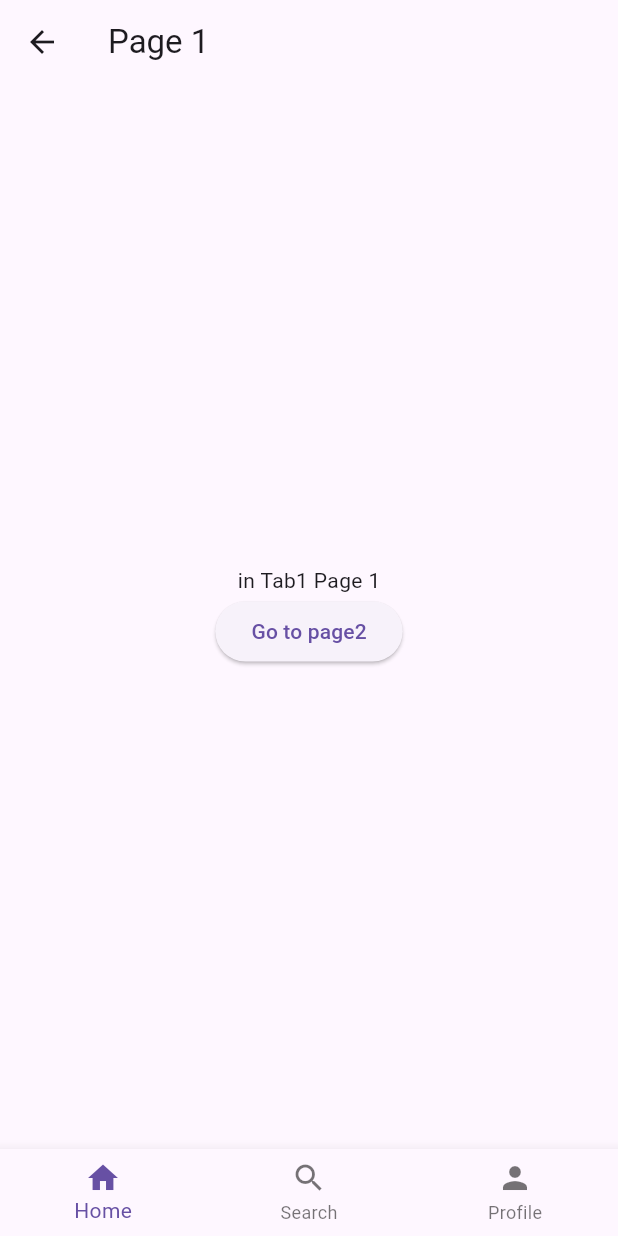
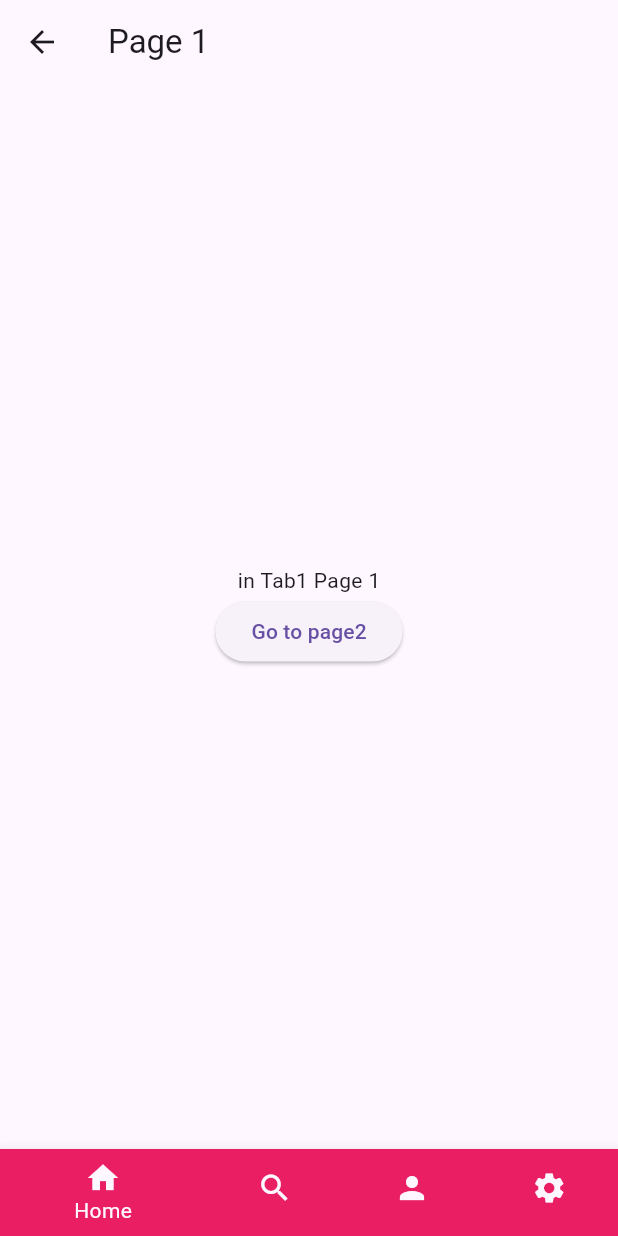
Before and after one commit to asimabdelgadir/persistent_bottom, a Flutter app: the screen it shows after launch, after a tap on "Go to page1", on a phone screen of 412 x 824 dp. Run offline on Flutter 3.47's test engine with Material 3 defaults, Android fonts, the phone set to English and light mode, and no system bars.

Commit message:
added tap 4 and integrate it with the pages.

```diff
--- a/lib/home_page.dart
+++ b/lib/home_page.dart
@@ -4,11 +4,13 @@ import 'package:persistent_bottom/persistent_bottom_bar.dart';
 import 'package:persistent_bottom/taps/tap1.dart';
 import 'package:persistent_bottom/taps/tap2.dart';
 import 'package:persistent_bottom/taps/tap3.dart';
+import 'package:persistent_bottom/taps/tap4.dart';
 
 class HomePage extends StatelessWidget {
   final _tab1navigatorKey = GlobalKey<NavigatorState>();
   final _tab2navigatorKey = GlobalKey<NavigatorState>();
   final _tab3navigatorKey = GlobalKey<NavigatorState>();
+  final _tab4navigatorKey = GlobalKey<NavigatorState>();
 
   HomePage({super.key});
 
@@ -34,6 +36,12 @@ class HomePage extends StatelessWidget {
           title: 'Profile',
           navigatorKey: _tab3navigatorKey,
         ),
+        PersistentTabModel(
+          tab: const TabPage4(),
+          icon: Icons.settings,
+          title: 'Settings',
+          navigatorKey: _tab4navigatorKey,
+        ),
       ],
     );
   }
--- a/lib/persistent_bottom_bar.dart
+++ b/lib/persistent_bottom_bar.dart
@@ -74,6 +74,7 @@ class _PersistentBottomBarState extends State<PersistentBottomBar> {
               return BottomNavigationBarItem(
                 icon: Icon(item.icon),
                 label: item.title,
+                backgroundColor: Colors.pink,
               );
             },
           ).toList(),
--- /dev/null
+++ b/lib/taps/tap4.dart
@@ -0,0 +1,32 @@
+import 'package:flutter/material.dart';
+import 'package:persistent_bottom/views/page2.dart';
+
+class TabPage4 extends StatelessWidget {
+  const TabPage4({super.key});
+
+  @override
+  Widget build(BuildContext context) {
+    return Scaffold(
+      appBar: AppBar(title: const Text('Tab 4')),
+      body: SizedBox(
+        width: double.infinity,
+        child: Column(
+          mainAxisAlignment: MainAxisAlignment.center,
+          children: [
+            const Text('Tab 4'),
+            ElevatedButton(
+              onPressed: () {
+                Navigator.of(context).push(
+                  MaterialPageRoute(
+                    builder: (context) => const Page2('tab4'),
+                  ),
+                );
+              },
+              child: const Text('Go to page2'),
+            )
+          ],
+        ),
+      ),
+    );
+  }
+}
```
